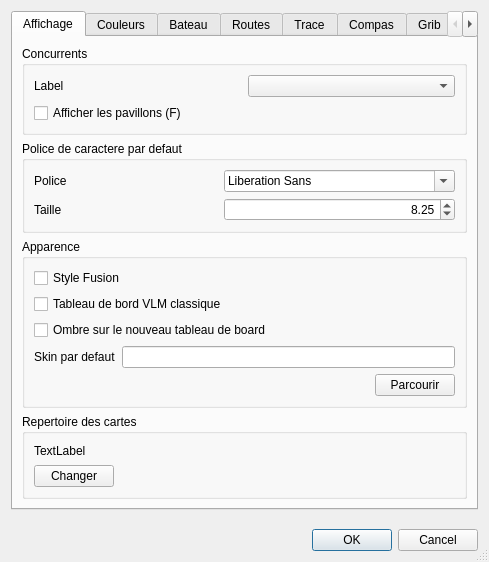
First picture: the form in src/Ui/paramVLM.ui, repository nohal/qtVlm, before the edit.
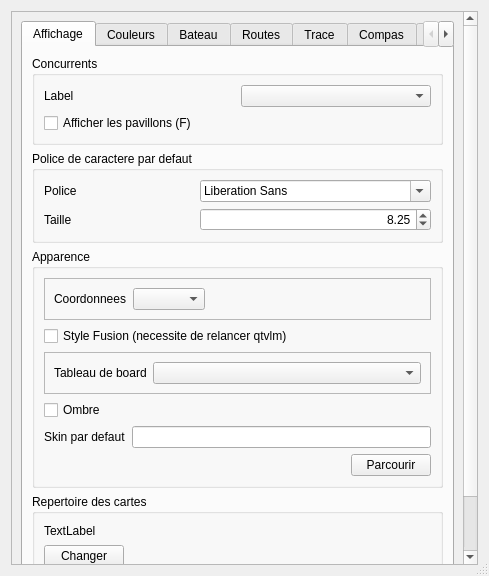
Second picture: the form after the edit. Icons and pictures are not drawn.

The edit to the form file:
```diff
--- a/src/Ui/paramVLM.ui
+++ b/src/Ui/paramVLM.ui
@@ -7,7 +7,7 @@
     <x>0</x>
     <y>0</y>
     <width>489</width>
-    <height>562</height>
+    <height>576</height>
    </rect>
   </property>
   <property name="sizePolicy">
@@ -28,6 +28,21 @@
   </property>
   <layout class="QVBoxLayout" name="verticalLayout">
    <item>
+    <widget class="QScrollArea" name="scrollArea">
+     <property name="widgetResizable">
+      <bool>true</bool>
+     </property>
+     <widget class="QWidget" name="scrollAreaWidgetContents">
+      <property name="geometry">
+       <rect>
+        <x>0</x>
+        <y>0</y>
+        <width>452</width>
+        <height>572</height>
+       </rect>
+      </property>
+      <layout class="QVBoxLayout" name="verticalLayout_14">
+       <item>
     <widget class="QTabWidget" name="tabWidget">
      <property name="currentIndex">
       <number>0</number>
@@ -123,30 +138,90 @@
           <string>Apparence</string>
          </property>
          <layout class="QVBoxLayout" name="verticalLayout_3">
+              <item>
+               <widget class="QFrame" name="frame_3">
+                <property name="frameShape">
+                 <enum>QFrame::StyledPanel</enum>
+                </property>
+                <property name="frameShadow">
+                 <enum>QFrame::Raised</enum>
+                </property>
+                <layout class="QHBoxLayout" name="horizontalLayout_17">
+                 <item>
+                  <widget class="QLabel" name="label_26">
+                   <property name="sizePolicy">
+                    <sizepolicy hsizetype="Maximum" vsizetype="Preferred">
+                     <horstretch>0</horstretch>
+                     <verstretch>0</verstretch>
+                    </sizepolicy>
+                   </property>
+                   <property name="text">
+                    <string>Coordonnees</string>
+                   </property>
+                  </widget>
+                 </item>
+                 <item>
+                  <widget class="QComboBox" name="displayCoords"/>
+                 </item>
+                 <item>
+                  <spacer name="horizontalSpacer_4">
+                   <property name="orientation">
+                    <enum>Qt::Horizontal</enum>
+                   </property>
+                   <property name="sizeHint" stdset="0">
+                    <size>
+                     <width>40</width>
+                     <height>20</height>
+                    </size>
+                   </property>
+                  </spacer>
+                 </item>
+                </layout>
+               </widget>
+              </item>
           <item>
            <widget class="QCheckBox" name="chkFusion">
             <property name="toolTip">
              <string>Redemarrage de qtVlm necessaire</string>
             </property>
             <property name="text">
-             <string>Style Fusion</string>
+                 <string>Style Fusion (necessite de relancer qtvlm)</string>
             </property>
            </widget>
           </item>
           <item>
-           <widget class="QCheckBox" name="classicalBoard">
-            <property name="toolTip">
-             <string>Redemarrage de qtVlm necessaire</string>
-            </property>
+               <widget class="QFrame" name="frame_2">
+                <property name="frameShape">
+                 <enum>QFrame::StyledPanel</enum>
+                </property>
+                <property name="frameShadow">
+                 <enum>QFrame::Raised</enum>
+                </property>
+                <layout class="QHBoxLayout" name="horizontalLayout_16">
+                 <item>
+                  <widget class="QLabel" name="label_25">
             <property name="text">
-             <string>Tableau de bord VLM classique</string>
-            </property>
+                    <string>Tableau de board</string>
+                   </property>
+                  </widget>
+                 </item>
+                 <item>
+                  <widget class="QComboBox" name="comboBoard">
+                   <property name="sizePolicy">
+                    <sizepolicy hsizetype="MinimumExpanding" vsizetype="Fixed">
+                     <horstretch>0</horstretch>
+                     <verstretch>0</verstretch>
+                    </sizepolicy>
+                   </property>
+                  </widget>
+                 </item>
+                </layout>
            </widget>
           </item>
           <item>
            <widget class="QCheckBox" name="newBoardShadow">
             <property name="text">
-             <string>Ombre sur le nouveau tableau de board</string>
+                 <string>Ombre</string>
             </property>
            </widget>
           </item>
@@ -1320,7 +1395,7 @@
          <property name="title">
           <string>Position et taille de qtVlm</string>
          </property>
-         <layout class="QVBoxLayout" name="verticalLayout_14">
+             <layout class="QHBoxLayout" name="horizontalLayout_13">
           <item>
            <widget class="QCheckBox" name="saveWinGeometry">
             <property name="sizePolicy">
@@ -1465,7 +1540,7 @@
      <property name="sizeHint" stdset="0">
       <size>
        <width>20</width>
-       <height>40</height>
+           <height>27</height>
       </size>
      </property>
     </spacer>
@@ -1482,6 +1557,10 @@
    </item>
   </layout>
  </widget>
+    </widget>
+   </item>
+  </layout>
+ </widget>
  <tabstops>
   <tabstop>buttonBox</tabstop>
   <tabstop>opp_labelType</tabstop>
```
Left out of the diff: 59 changed lines with no effect on the pictures. Lines whose indentation alone changed are shown as unchanged.
